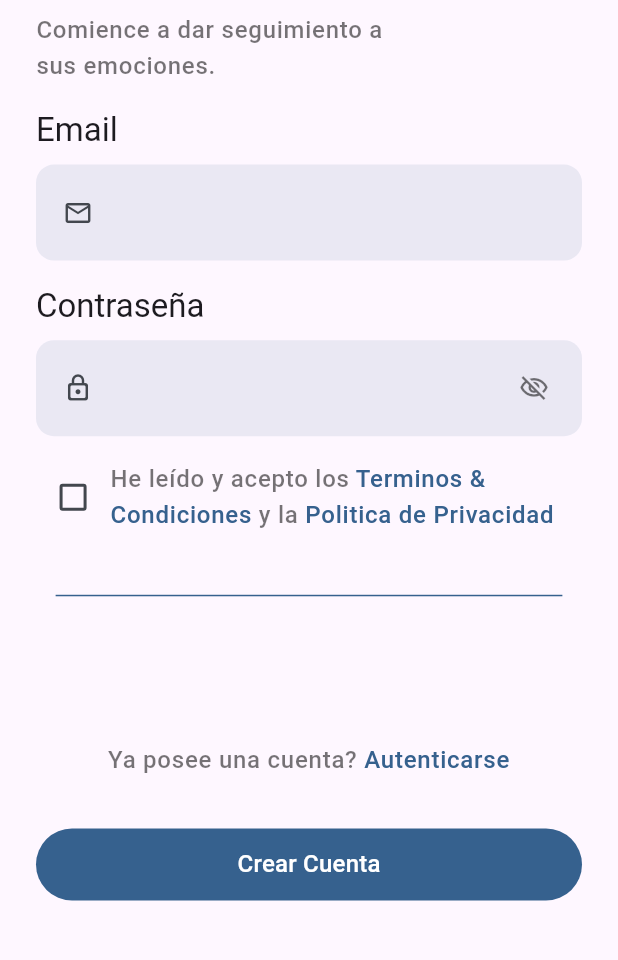
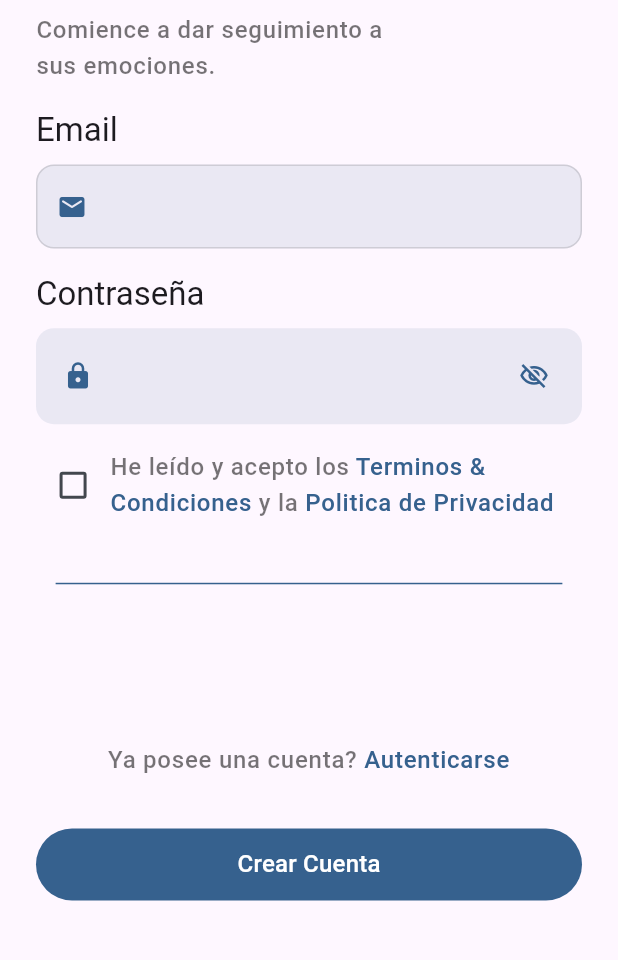
Before and after one commit to palmerovicdev/harmoni, a Flutter app: the screen it shows after launch, after a tap on "Crear Cuenta", on a phone screen of 412 x 824 dp, the part 235-1195 px from its top. Run offline on Flutter 3.47's test engine with Material 3 defaults, Android fonts, the phone set to English and light mode, and no system bars; our stand-ins replace bloc, dio, drift, equatable, flutter_bloc, flutter_svg and 3 more; missing offline and left inert: crypt; accounts and stored records are empty; generated files the repository leaves out were written again; statements that could not run were skipped.

Commit message:
feat: changes on some files

```diff
--- a/lib/core/helpers/utils.dart
+++ b/lib/core/helpers/utils.dart
@@ -98,7 +98,7 @@ Future<void> showConditionalDialog(
                     ifAbsent: () => shouldShowAgain,
                   );
               logI('Saving user profile in pop: ${jsonEncode(getMyProfileService().userProfile)}');
-              getMyProfileService().saveUserProfile();
+              getMyProfileService().saveUserProfile(shouldUpdate: true);
               Navigator.of(context).pop();
             },
             child: const Text("Cancelar"),
@@ -111,7 +111,7 @@ Future<void> showConditionalDialog(
                     ifAbsent: () => shouldShowAgain,
                   );
               logI('Saving user profile in pop: ${jsonEncode(getMyProfileService().userProfile)}');
-              getMyProfileService().saveUserProfile();
+              getMyProfileService().saveUserProfile(shouldUpdate: true);
               onAcceptPressed.call();
               Navigator.of(context).pop();
             },
--- a/lib/features/my_profile/presentation/state_management/age/age_cubit.dart
+++ b/lib/features/my_profile/presentation/state_management/age/age_cubit.dart
@@ -18,7 +18,6 @@ class AgeCubit extends Cubit<AgeState> {
   updateAge(int i) async {
     var myProfileService = getMyProfileService();
     myProfileService.setAge(i);
-    myProfileService.saveUserProfile();
     emit(AgeSelected(age: i));
   }
 }
--- a/lib/features/my_profile/presentation/state_management/name_setting/name_setting_cubit.dart
+++ b/lib/features/my_profile/presentation/state_management/name_setting/name_setting_cubit.dart
@@ -22,7 +22,6 @@ class NameSettingCubit extends Cubit<NameSettingState> {
   Future<bool> updateName(String text) async {
     var myProfileService = getMyProfileService();
     await myProfileService.setName(text);
-    await myProfileService.saveUserProfile();
     emit(NameSettingValid(name: text));
     return true;
   }
--- a/lib/features/my_profile/presentation/widget/email_input_field_widget.dart
+++ b/lib/features/my_profile/presentation/widget/email_input_field_widget.dart
@@ -33,34 +33,41 @@ class _EmailInputFieldWidgetState extends State<EmailInputFieldWidget> {
         isValid = widget.controller.text.isEmailOnly;
         widget.onChanged?.call(isValid);
       }),
+      style: Theme.of(context).textTheme.titleMedium?.copyWith(fontWeight: FontWeight.w500),
       decoration: InputDecoration(
-        errorText: !isValid ? 'Email invalido.' : null,
-        errorBorder: !isValid
-            ? OutlineInputBorder(
-                borderSide: !isValid ? BorderSide(color: Colors.red) : BorderSide.none,
-                borderRadius: BorderRadius.circular(12),
-              )
-            : null,
+        errorStyle: TextStyle(),
+        error: isValid
+            ? null
+            : Text(
+                'Email invalido.',
+                softWrap: true,
+                style: TextStyle(
+                  color: Theme.of(context).colorScheme.error,
+                ),
+                textAlign: TextAlign.center,
+              ),
         filled: true,
         fillColor: Theme.of(context).colorScheme.primary.withOpacity(0.1),
+        errorBorder: OutlineInputBorder(
+          borderSide: !isValid ? BorderSide(color: Theme.of(context).colorScheme.error) : BorderSide.none,
+          borderRadius: BorderRadius.circular(12),
+        ),
         border: OutlineInputBorder(
-          borderRadius: BorderRadius.circular(12), // Define el radio de las esquinas.
-          borderSide: BorderSide.none, // Sin borde visible.
+          borderRadius: BorderRadius.circular(12),
+          borderSide: BorderSide(color: Colors.black12),
         ),
         enabledBorder: OutlineInputBorder(
           borderRadius: BorderRadius.circular(12),
-          borderSide: BorderSide.none,
+          borderSide: BorderSide(color: Colors.black12),
         ),
         focusedBorder: OutlineInputBorder(
           borderRadius: BorderRadius.circular(12),
-          borderSide: BorderSide.none,
+          borderSide: BorderSide(color: Colors.black12),
         ),
-        prefixIcon: Padding(
-          padding: const EdgeInsets.only(left: 18.0, top: 22.0, bottom: 22.0, right: 12),
-          child: Icon(
-            Icons.email_outlined,
-            size: 20,
-          ),
+        prefixIcon: Icon(
+          Icons.email_rounded,
+          size: 20,
+          color: Theme.of(context).colorScheme.primary,
         ),
       ),
     );
--- a/lib/features/my_profile/presentation/widget/password_input_field_widget.dart
+++ b/lib/features/my_profile/presentation/widget/password_input_field_widget.dart
@@ -1,8 +1,6 @@
 import 'package:flutter/material.dart';
 import 'package:harmoni/core/service_locator/service_locator.dart';
 import 'package:harmoni/features/my_profile/service/my_profile_service.dart';
-
-import '../../../../core/helpers/utils.dart';
 
 class PasswordInputFieldWidget extends StatefulWidget {
   const PasswordInputFieldWidget({
@@ -71,8 +69,9 @@ class _PasswordInputFieldWidgetState extends State<PasswordInputFieldWidget> {
         prefixIcon: Padding(
           padding: const EdgeInsets.only(left: 18.0, top: 22.0, bottom: 22.0, right: 12),
           child: Icon(
-            Icons.lock_outline_rounded,
+            Icons.lock_rounded,
             size: 20,
+            color: Theme.of(context).colorScheme.primary,
           ),
         ),
         suffixIcon: Padding(
@@ -85,7 +84,7 @@ class _PasswordInputFieldWidgetState extends State<PasswordInputFieldWidget> {
             },
             icon: Icon(
               !shouldShowPassword ? Icons.visibility_off_outlined : Icons.visibility_outlined,
-              color: isDark(context) ? Colors.white54 : Colors.black54,
+              color: Theme.of(context).colorScheme.primary,
               size: 20,
             ),
           ),
--- a/lib/features/settings/presentation/page/change_password_setting_page.dart
+++ b/lib/features/settings/presentation/page/change_password_setting_page.dart
@@ -52,7 +52,7 @@ class ChangePasswordSettingPage extends StatelessWidget {
                 }
 
                 getMyProfileService().userProfile?.password = getMyProfileService().hashPassword(newRepeatedPasswordController.text);
-                getMyProfileService().saveUserProfile();
+                getMyProfileService().saveUserProfile(shouldUpdate: true);
                 actualPasswordController = TextEditingController();
                 newPasswordController = TextEditingController();
                 newRepeatedPasswordController = TextEditingController();
--- a/lib/features/settings/presentation/page/help_setting_page.dart
+++ b/lib/features/settings/presentation/page/help_setting_page.dart
@@ -72,7 +72,7 @@ class HelpSettingPage extends StatelessWidget {
                         shape: RoundedRectangleBorder(borderRadius: BorderRadius.circular(10)),
                         children: [
                           Padding(
-                            padding: const EdgeInsets.only(left: 16.0,right: 16.0, bottom: 12),
+                            padding: const EdgeInsets.only(left: 16.0, right: 16.0, bottom: 12),
                             child: Text(
                               e.values.first,
                               style: Theme.of(context).textTheme.titleMedium?.copyWith(fontWeight: FontWeight.w400),
--- a/lib/features/settings/presentation/state_management/account_setting/account_setting_cubit.dart
+++ b/lib/features/settings/presentation/state_management/account_setting/account_setting_cubit.dart
@@ -17,4 +17,8 @@ class AccountSettingCubit extends Cubit<AccountSettingState> {
   changePopState() {
     emit(AccountSettingInitial(hasBeenPop: true));
   }
+
+  revertChangedData() {
+    emit(AccountSettingInitial(hasChangedData: false));
+  }
 }
```
Also changed, not shown: lib/features/my_profile/data/api/my_profile_api.dart (+8 -1 lines), lib/features/my_profile/data/repository/my_profile_repository.dart (+7 -0 lines), lib/features/my_profile/presentation/widget/name_input_field_widget.dart (+17 -10 lines), lib/features/my_profile/service/my_profile_service.dart (+8 -2 lines), lib/features/settings/presentation/page/account_setting_page.dart (+29 -14 lines), lib/generated/assets.dart, 1 other file.
